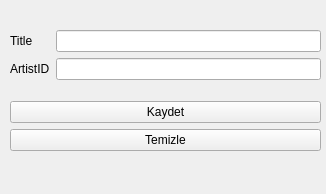
This is IBRAHIM/SQL/arayuz.ui in vektorelpython22/temelproje as Qt 5 draws it before an edit. The edited form follows.
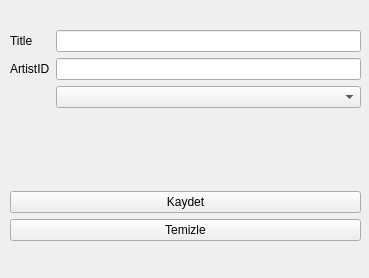
This is the edited form.

Patch:
```diff
--- a/IBRAHIM/SQL/arayuz.ui
+++ b/IBRAHIM/SQL/arayuz.ui
@@ -6,8 +6,8 @@
    <rect>
     <x>0</x>
     <y>0</y>
-    <width>326</width>
-    <height>194</height>
+    <width>369</width>
+    <height>278</height>
    </rect>
   </property>
   <property name="windowTitle">
@@ -18,13 +18,25 @@
     <rect>
      <x>10</x>
      <y>30</y>
-     <width>311</width>
-     <height>121</height>
+     <width>351</width>
+     <height>221</height>
     </rect>
    </property>
    <layout class="QGridLayout" name="gridLayout">
+    <property name="sizeConstraint">
+     <enum>QLayout::SetNoConstraint</enum>
+    </property>
+    <property name="bottomMargin">
+     <number>10</number>
+    </property>
     <item row="2" column="0">
      <widget class="QPushButton" name="btKayit">
+      <property name="sizePolicy">
+       <sizepolicy hsizetype="Minimum" vsizetype="Fixed">
+        <horstretch>0</horstretch>
+        <verstretch>0</verstretch>
+       </sizepolicy>
+      </property>
       <property name="text">
        <string>Kaydet</string>
       </property>
@@ -63,6 +75,9 @@
         </property>
        </widget>
       </item>
+      <item row="2" column="1">
+       <widget class="QComboBox" name="cmbArtist"/>
+      </item>
      </layout>
     </item>
    </layout>
```
